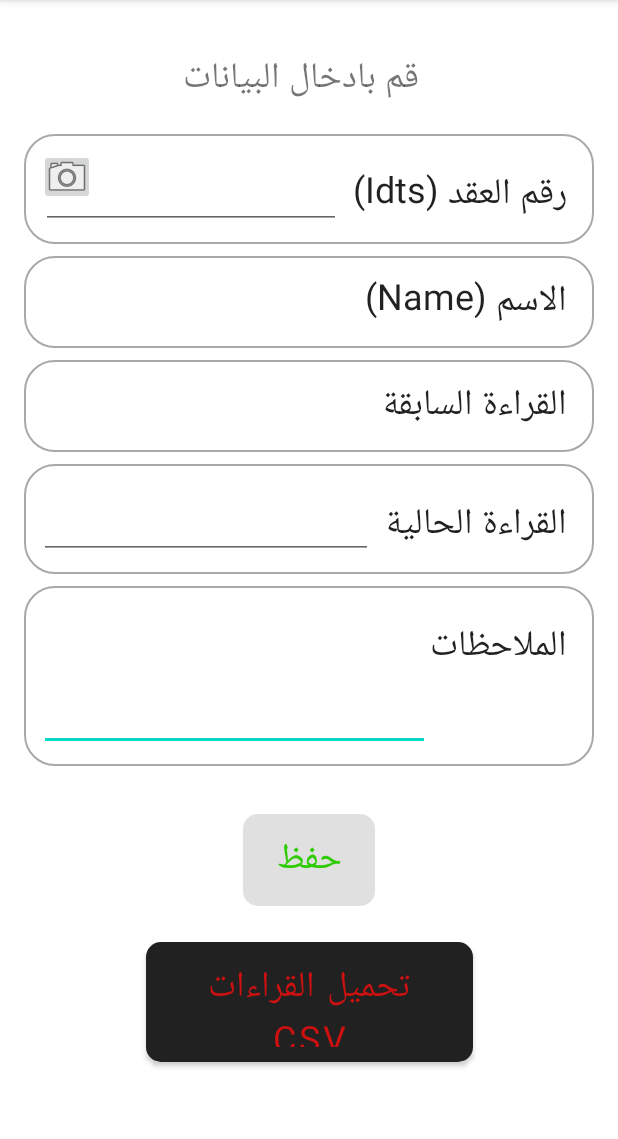
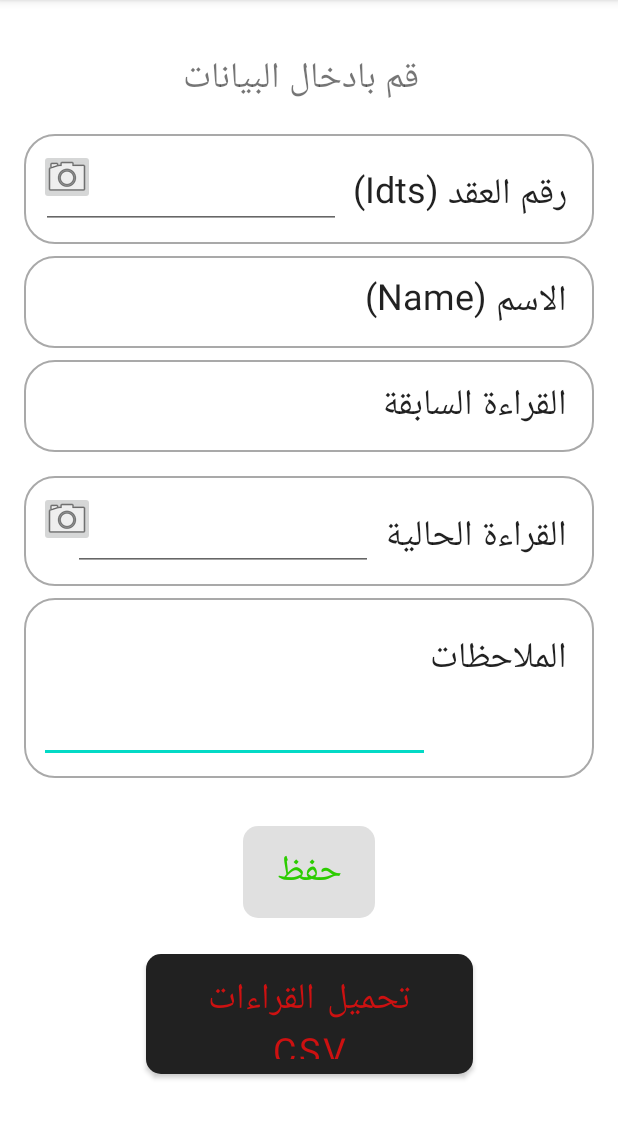
Before and after one commit to Sumaya3li/BahlaDiamond, an Android app: the MainActivity screen opened directly, with no data from a screen before it, on a phone screen of 412 x 824 dp, the part 84-1223 px from its top. Run offline under Robolectric (Android 15) with nearby library versions, the phone set to English and light mode, and no system bars; our stand-ins replace Room's generated code; libraries missing offline, so code that uses them is left out: com.google.zxing.integration.

Commit message:
added text recognizer surfaceview.xml

```diff
--- a/app/build.gradle
+++ b/app/build.gradle
@@ -52,6 +52,9 @@ dependencies {
     // CSV Reader
     implementation 'com.opencsv:opencsv:4.6'
 
+    // Reading text
+    implementation 'com.google.android.gms:play-services-vision:19.0.0'
+
     testImplementation 'junit:junit:4.+'
     androidTestImplementation 'androidx.test.ext:junit:1.1.2'
     androidTestImplementation 'androidx.test.espresso:espresso-core:3.3.0'
--- a/app/src/main/java/com/databoat/barcodescanner/MainActivity.java
+++ b/app/src/main/java/com/databoat/barcodescanner/MainActivity.java
@@ -4,13 +4,21 @@ import android.Manifest;
 import android.content.Context;
 import android.content.Intent;
 import android.content.pm.PackageManager;
+import android.graphics.Bitmap;
 import android.os.Build;
 import android.os.Bundle;
 import android.os.Environment;
+import android.os.Handler;
+import android.os.Looper;
+import android.provider.MediaStore;
+import android.speech.tts.TextToSpeech;
 import android.text.Editable;
 import android.text.TextWatcher;
 import android.util.Log;
+import android.util.SparseArray;
 import android.view.MotionEvent;
+import android.view.SurfaceHolder;
+import android.view.SurfaceView;
 import android.view.View;
 import android.view.inputmethod.InputMethodManager;
 import android.widget.Button;
@@ -22,6 +30,8 @@ import android.widget.Toast;
 import androidx.annotation.NonNull;
 import androidx.annotation.Nullable;
 import androidx.appcompat.app.AppCompatActivity;
+import androidx.core.app.ActivityCompat;
+import androidx.core.content.ContextCompat;
 import androidx.lifecycle.Observer;
 import androidx.lifecycle.ViewModelProvider;
 
@@ -31,6 +41,10 @@ import com.databoat.barcodescanner.data.Previous;
 import com.databoat.barcodescanner.data.PreviousRepository;
 import com.databoat.barcodescanner.data.PreviousViewModel;
 import com.databoat.barcodescanner.util.AdminHelper;
+import com.google.android.gms.vision.CameraSource;
+import com.google.android.gms.vision.Detector;
+import com.google.android.gms.vision.text.TextBlock;
+import com.google.android.gms.vision.text.TextRecognizer;
 import com.google.android.material.snackbar.Snackbar;
 import com.google.zxing.integration.android.IntentIntegrator;
 import com.google.zxing.integration.android.IntentResult;
@@ -45,13 +59,14 @@ import java.io.PrintWriter;
 import java.nio.charset.StandardCharsets;
 import java.util.Arrays;
 import java.util.List;
+import java.util.concurrent.TimeUnit;
 import java.util.concurrent.atomic.AtomicInteger;
 
+import static android.Manifest.permission_group.CAMERA;
 import static com.databoat.barcodescanner.util.AdminHelper.getDate;
 
 public class MainActivity extends AppCompatActivity {
 
-    private ImageButton btnScan;
     private EditText tvIdst;
     private TextView tvName;
     private TextView tvPreviousReading;
@@ -59,7 +74,14 @@ public class MainActivity extends AppCompatActivity {
     private EditText etNotes;
     private Button btnSave;
     private Button btnExport;
+    private ImageButton btnScan;
+    private ImageButton btnRead;
+    private SurfaceView surfaceView;
 
+    private CameraSource cameraSource;
+    private TextRecognizer textRecognizer;
+
+    private String stringResult = null;
     private PreviousViewModel previousViewModel;
     private CurrentViewModel currentViewModel;
 
@@ -67,18 +89,19 @@ public class MainActivity extends AppCompatActivity {
     private List<Previous> previousReadings;
 
     private static final int PERMISSION_REQUEST_CODE = 1000;
+    private static final int CAMERA_REQUEST_CODE = 100;
 
     @Override
     protected void onCreate(Bundle savedInstanceState) {
         super.onCreate(savedInstanceState);
         setContentView(R.layout.activity_main);
         initViews();
-
         // Set button disabled initially
         btnSave.setEnabled(false);
         setTextWatcher();
 
         btnScan.setOnClickListener(v -> scanBarcode());
+        btnRead.setOnClickListener(v -> readNumber());
         btnSave.setOnClickListener(new SaveButtonClick());
         btnExport.setOnClickListener(v -> writeFile());
 
@@ -89,6 +112,7 @@ public class MainActivity extends AppCompatActivity {
         currentViewModel.getCurrentList().observe(this, this::getCurrentReadings);
 
         importPreviousReadings();
+        cameraPermission();
 //        updateFiles();
     }
 
@@ -104,9 +128,9 @@ public class MainActivity extends AppCompatActivity {
                 setCurrentReading(clientId);
             } else {
                 Snackbar.make(
-                    findViewById(android.R.id.content),
-                    "يجب عليك ادخال البيانات الصحيحة",
-                    Snackbar.LENGTH_LONG).show();
+                        findViewById(android.R.id.content),
+                        "يجب عليك ادخال البيانات الصحيحة",
+                        Snackbar.LENGTH_LONG).show();
             }
         } else {
             super.onActivityResult(requestCode, resultCode, data);
@@ -137,6 +161,11 @@ public class MainActivity extends AppCompatActivity {
         }
     }
 
+    @Override
+    protected void onResume() {
+        super.onResume();
+    }
+
     /****************************************** HELPER ********************************************/
 
     private void initViews() {
@@ -147,6 +176,7 @@ public class MainActivity extends AppCompatActivity {
         etNotes = findViewById(R.id.et_notes);
         btnSave = findViewById(R.id.btn_save);
         btnScan = findViewById(R.id.btn_scan);
+        btnRead = findViewById(R.id.btn_read);
         btnExport = findViewById(R.id.btn_export);
     }
 
@@ -220,6 +250,108 @@ public class MainActivity extends AppCompatActivity {
         integrator.setDesiredBarcodeFormats(IntentIntegrator.ALL_CODE_TYPES);
         integrator.setPrompt("Scanning Code");
         integrator.initiateScan();
+    }
+
+    private void cameraPermission() {
+        if (Build.VERSION.SDK_INT >= Build.VERSION_CODES.M) {
+            if (checkSelfPermission(Manifest.permission.CAMERA) != PackageManager.PERMISSION_GRANTED) {
+                requestPermissions(new String[]{Manifest.permission.CAMERA}, CAMERA_REQUEST_CODE);
+            }
+        } else {
+            Toast.makeText(
+                    this, tvIdst.getText().toString() + "طلب الاذن مرفوض",
+                    Toast.LENGTH_LONG)
+                    .show();
+        }
+    }
+
+    private void readNumber() {
+        setContentView(R.layout.surfaceview);
+        Handler handler = new Handler(Looper.getMainLooper());
+        handler.post(() -> {
+            try {
+                Thread.sleep(5000);
+            } catch (InterruptedException e) {
+                e.printStackTrace();
+            }
+        });
+        textRecognizer();
+    }
+
+    private void resultObtained() {
+        setContentView(R.layout.activity_main);
+        etCurrentReading = findViewById(R.id.et_current_reading);
+        etCurrentReading.setText(stringResult);
+    }
+
+    private void textRecognizer() {
+        textRecognizer = new TextRecognizer.Builder(getApplicationContext()).build();
+        cameraSource = new CameraSource.Builder(getApplicationContext(), textRecognizer)
+                .setRequestedPreviewSize(1280, 1024)
+                .build();
+
+        surfaceView = findViewById(R.id.surfaceView);
+        surfaceView.getHolder().addCallback(new SurfaceHolder.Callback() {
+            @Override
+            public void surfaceCreated(SurfaceHolder holder) {
+                try {
+                    if (ActivityCompat.checkSelfPermission(
+                            getApplicationContext(),
+                            Manifest.permission.CAMERA) != PackageManager.PERMISSION_GRANTED) {
+                        // TODO: Consider calling
+                        //    ActivityCompat#requestPermissions
+                        // here to request the missing permissions, and then overriding
+                        //   public void onRequestPermissionsResult(int requestCode, String[] permissions,
+                        //                                          int[] grantResults)
+                        // to handle the case where the user grants the permission. See the documentation
+                        // for ActivityCompat#requestPermissions for more details.
+                        return;
+                    }
+                    cameraSource.start(surfaceView.getHolder());
+                } catch (IOException e) {
+                    e.printStackTrace();
+                }
+            }
+
+            @Override
+            public void surfaceChanged(SurfaceHolder holder, int format, int width, int height) {}
+
+            @Override
+            public void surfaceDestroyed(SurfaceHolder holder) {
+                cameraSource.stop();
+            }
+        });
+
+
+        textRecognizer.setProcessor(new Detector.Processor<TextBlock>() {
+            @Override
+            public void release() {}
+
+            @Override
+            public void receiveDetections(Detector.Detections<TextBlock> detections) {
+
+                SparseArray<TextBlock> sparseArray = detections.getDetectedItems();
+                StringBuilder stringBuilder = new StringBuilder();
+
+                for (int i = 0; i<sparseArray.size(); ++i){
+                    TextBlock textBlock = sparseArray.valueAt(i);
+                    if (textBlock != null && textBlock.getValue() != null){
+                        stringBuilder.append(textBlock.getValue() + " ");
+                    }
+                }
+
+                final String stringText = stringBuilder.toString();
+
+                Handler handler = new Handler(Looper.getMainLooper());
+                handler.post(new Runnable() {
+                    @Override
+                    public void run() {
+                        stringResult = stringText;
+                        resultObtained();
+                    }
+                });
+            }
+        });
     }
 
     private void writeFile() {
--- a/app/src/main/res/layout/activity_main.xml
+++ b/app/src/main/res/layout/activity_main.xml
@@ -137,17 +137,22 @@
                 android:paddingEnd="8dp" />
         </LinearLayout>
 
-        <LinearLayout
-            android:id="@+id/ll_current_reading"
+        <RelativeLayout
+            android:id="@+id/rl_current_reading"
             android:layout_width="match_parent"
             android:layout_height="wrap_content"
-            android:layout_marginTop="8dp"
+            android:layout_marginTop="16dp"
             android:background="@drawable/customborder"
             android:layoutDirection="rtl"
             android:orientation="horizontal"
             app:layout_constraintEnd_toEndOf="parent"
             app:layout_constraintStart_toStartOf="parent"
             app:layout_constraintTop_toBottomOf="@+id/ll_previous_reading">
+
+            <LinearLayout
+                android:layout_width="wrap_content"
+                android:layout_height="wrap_content"
+                android:layout_alignParentStart="true">
 
                 <TextView
                     android:id="@+id/tv_current_reading"
@@ -161,12 +166,22 @@
                 <EditText
                     android:id="@+id/et_current_reading"
                     style="@style/customFont"
-                android:layout_width="match_parent"
+                    android:layout_width="200dp"
                     android:layout_height="wrap_content"
                     android:inputType="number"
                     android:maxLines="1"
                     android:paddingEnd="8dp" />
             </LinearLayout>
+
+            <ImageButton
+                android:id="@+id/btn_read"
+                android:layout_width="37dp"
+                android:layout_height="37dp"
+                android:layout_alignParentEnd="true"
+                android:layout_marginStart="50dp"
+                android:contentDescription="@string/main_scan"
+                app:srcCompat="@android:drawable/ic_menu_camera" />
+        </RelativeLayout>
 
         <LinearLayout
             android:id="@+id/ll_notes"
@@ -178,7 +193,7 @@
             android:orientation="horizontal"
             app:layout_constraintEnd_toEndOf="parent"
             app:layout_constraintStart_toStartOf="parent"
-            app:layout_constraintTop_toBottomOf="@+id/ll_current_reading">
+            app:layout_constraintTop_toBottomOf="@+id/rl_current_reading">
 
             <TextView
                 android:id="@+id/tv_notes"
```
Also changed, not shown: app/src/main/res/layout/surfaceview.xml (added, +16 -0 lines). Lines whose indentation alone changed are shown as unchanged.
